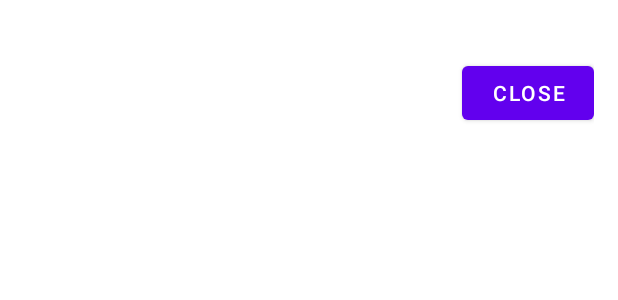
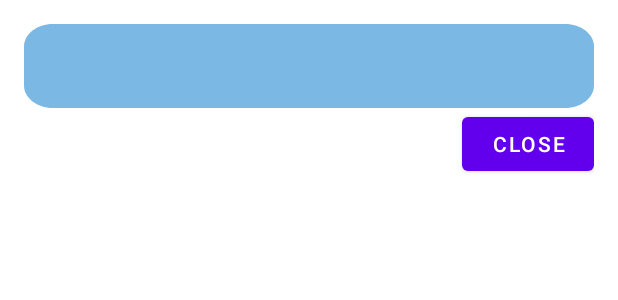
Before and after one commit to Eqedos/Voluntr1D, an Android app: the layout bio_dialog.xml on its own in the app's theme, with its tools: preview values and no code run, on a phone screen of 412 x 824 dp. Shown: the top 300 px of the screen. Run offline under Robolectric (Android 15) with nearby library versions, the phone set to English and light mode, and no system bars.

Commit message:
Further UI Changes

```diff
--- a/app/src/main/res/layout/bio_dialog.xml
+++ b/app/src/main/res/layout/bio_dialog.xml
@@ -8,7 +8,9 @@
         android:id="@+id/bio_text_view"
         android:layout_width="match_parent"
         android:layout_height="wrap_content"
-        android:textSize="16sp" />
+        android:textSize="16sp"
+        android:background="@drawable/rectangle"
+        />
 
     <Button
         android:id="@+id/close_button"
```
